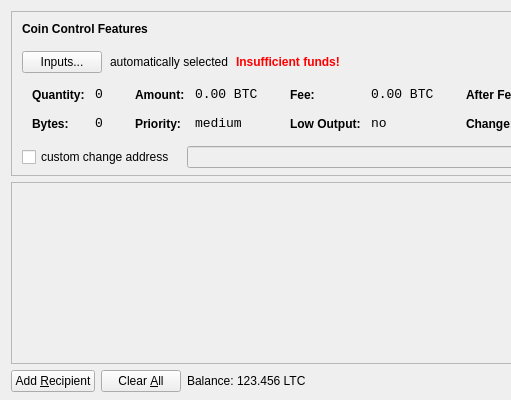
Qt form src/qt/forms/sendcoinsdialog.ui (hicoin/hicoin) before a commit; both pictures show x 0 to 511 and y 0 to 400 of the 850 by 400 pixel window.
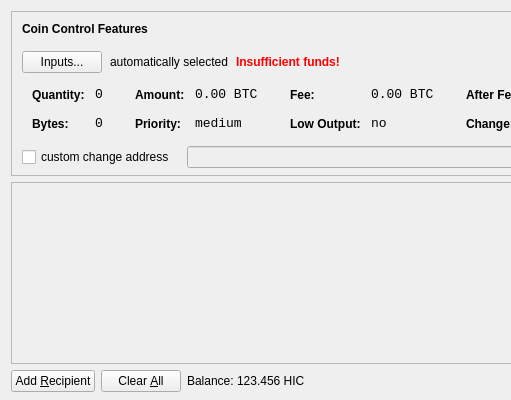
The same form after that commit. Icons and pictures are not drawn.

What changed in the file:
```diff
--- a/src/qt/forms/sendcoinsdialog.ui
+++ b/src/qt/forms/sendcoinsdialog.ui
@@ -720,7 +720,7 @@
           <cursorShape>IBeamCursor</cursorShape>
          </property>
          <property name="text">
-          <string>123.456 LTC</string>
+          <string>123.456 HIC</string>
          </property>
          <property name="textInteractionFlags">
           <set>Qt::LinksAccessibleByMouse|Qt::TextSelectableByKeyboard|Qt::TextSelectableByMouse</set>
```
